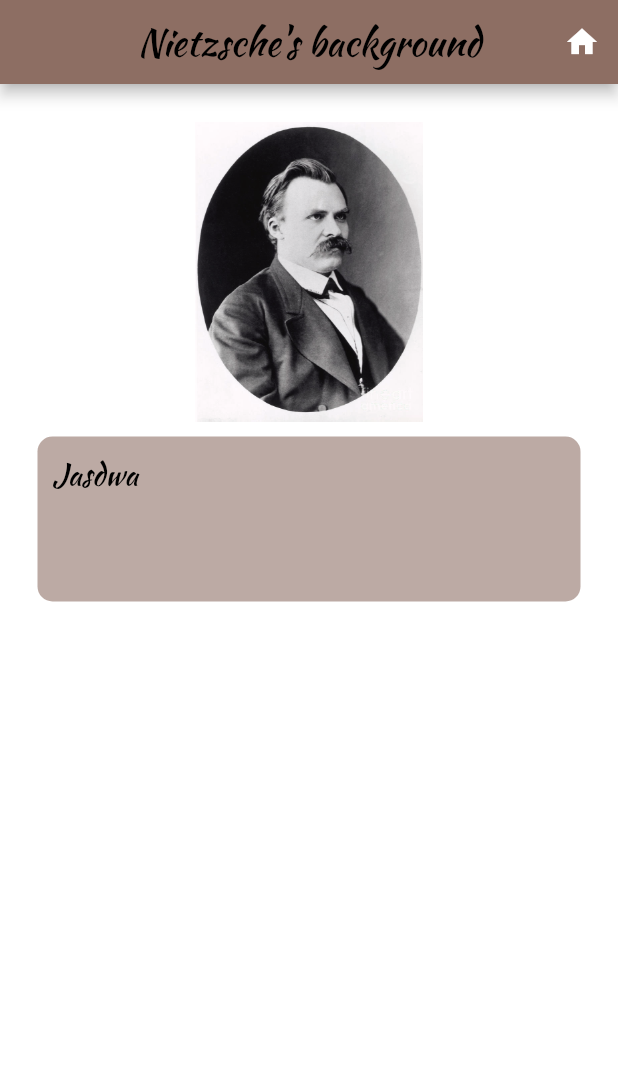
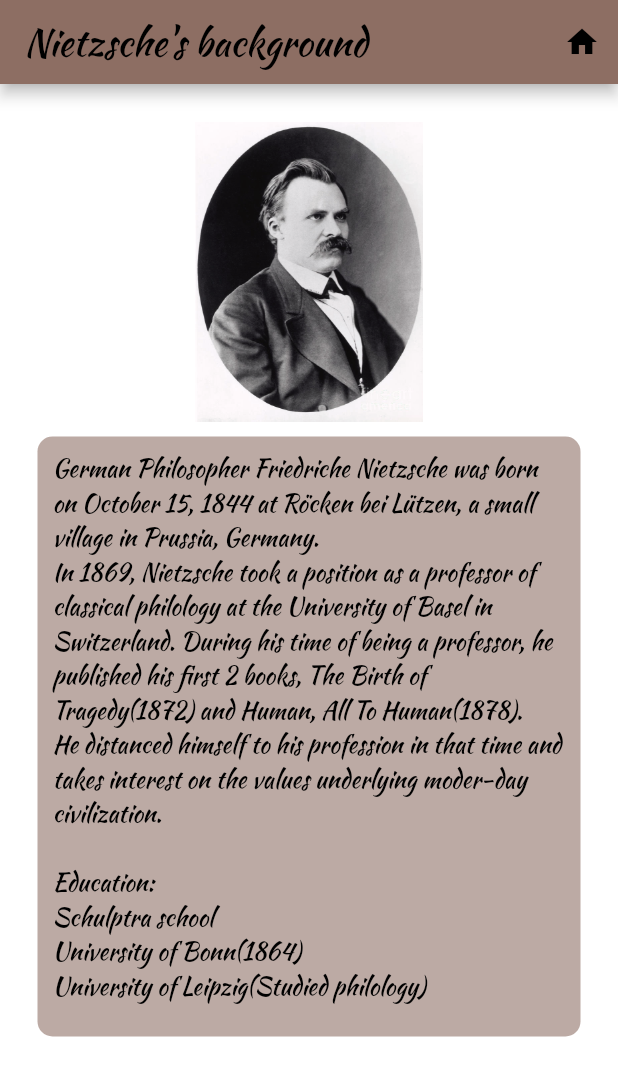
Before and after one commit to IanMiguelLancian/Project, a Flutter app: the bg screen opened directly, on a phone screen of 412 x 824 dp. Shown: the top 1076 px of the screen. Run offline on Flutter 3.47's test engine with Material 2 defaults, Android fonts, the light colour scheme and no system bars.

Commit message:
Update bg.dart

```diff
--- a/project/lib/bg.dart
+++ b/project/lib/bg.dart
@@ -28,7 +28,6 @@ class bgState extends State<bg> {
     return new Scaffold(
       appBar: AppBar(
         backgroundColor: Colors.brown[400],
-        centerTitle: true,
         title: Text(
           "Nietzsche's background",
           style: TextStyle(color: Colors.black),
@@ -36,7 +35,7 @@ class bgState extends State<bg> {
         actions: <Widget>[
           IconButton(
               icon: Icon(Icons.home),
-              color: Colors.white,
+              color: Colors.black,
               onPressed: () {
                 navigatetopushdash();
               }),
@@ -57,7 +56,7 @@ class bgState extends State<bg> {
             ),
           Padding(padding: EdgeInsets.all(5)),
           Container(
-            height: 110,
+            height: 400,
             width: 700,
             decoration: BoxDecoration(
                 color: Colors.brown[200],
@@ -65,8 +64,11 @@ class bgState extends State<bg> {
             child: Padding(
               padding: EdgeInsets.all(10),
               child: Text(
-                'Jasdwa',
-                style: TextStyle(fontSize: 20, color: Colors.black),
+                'German Philosopher Friedriche Nietzsche was born on October 15, 1844 at Röcken bei Lützen, a small village in Prussia, Germany.'
+                +'\nIn 1869, Nietzsche took a position as a professor of classical philology at the University of Basel in Switzerland. During his time of being a professor, he published his first 2 books, The Birth of Tragedy(1872) and Human, All To Human(1878).'
+                +'\nHe distanced himself to his profession in that time and takes interest on the values underlying moder-day civilization.'
+                +'\n\nEducation: '+'\nSchulptra school'+'\nUniversity of Bonn(1864)'+'\nUniversity of Leipzig(Studied philology)',
+                style: TextStyle(fontSize: 16, color: Colors.black),
               ),
             ),
           ),
```
